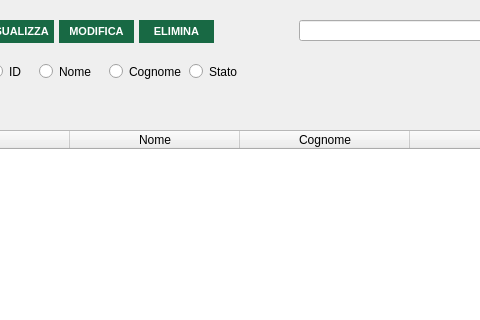
OT-Rax/AnconAmbiente, file src/main/gui/operatori.ui: the form before one commit; both pictures show x 111 to 591 and y 0 to 320 of the 705 by 525 pixel window.
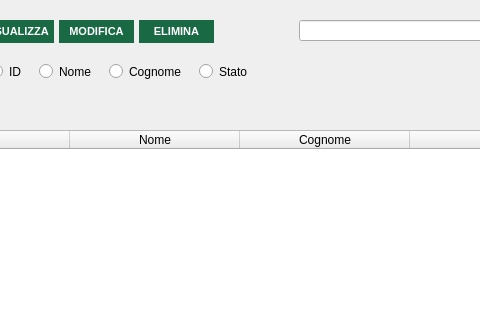
The form after the commit. Icons and pictures are not drawn.

Diff of the .ui file:
```diff
--- a/src/main/gui/operatori.ui
+++ b/src/main/gui/operatori.ui
@@ -437,7 +437,7 @@
    <widget class="QRadioButton" name="stato_radio">
     <property name="geometry">
      <rect>
-      <x>300</x>
+      <x>310</x>
       <y>60</y>
       <width>92</width>
       <height>23</height>
```
